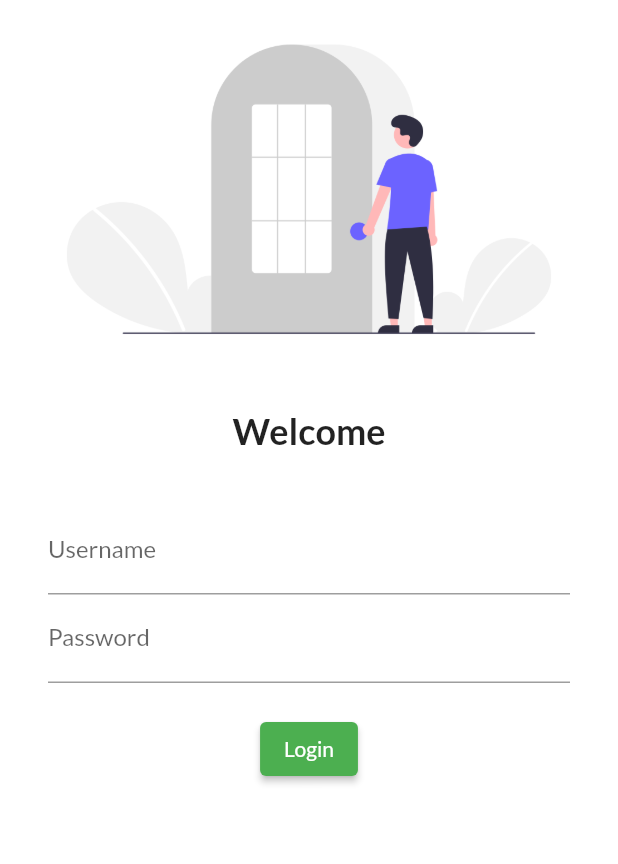
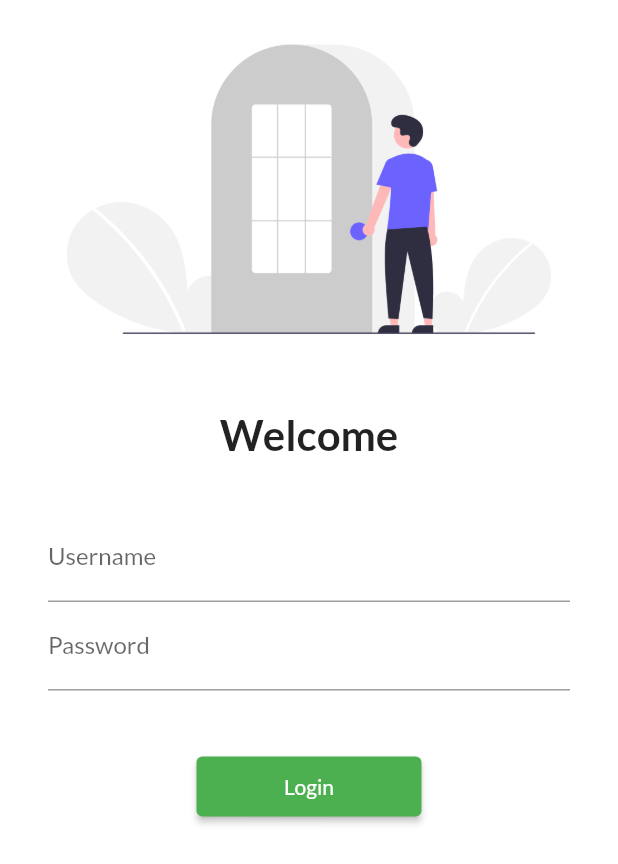
Before and after one commit to samsunk/30daysFlutter, a Flutter app: the screen it shows after launch, on a phone screen of 412 x 824 dp. Shown: the top 864 px of the screen. Run offline on Flutter 3.47's test engine with Material 2 defaults, Android fonts, the phone set to English and light mode, and no system bars; our stand-ins replace google_fonts.

Commit message:
day5 completed

```diff
--- a/lib/main.dart
+++ b/lib/main.dart
@@ -1,6 +1,7 @@
 import 'package:flutter/material.dart';
 import 'package:flutter_catlog/pages/home_page.dart';
 import 'package:flutter_catlog/pages/login_page.dart';
+import 'package:flutter_catlog/utils/routes.dart';
 import 'package:google_fonts/google_fonts.dart';
 
 void main() {
@@ -20,8 +21,8 @@
       initialRoute: "/",
       routes: {
         "/": (context) => LoginPage(),
-        "/home": (context) => HomePage(),
-        "/login": (context) => LoginPage(),
+        MyRoutes.homeroute: (context) => HomePage(),
+        MyRoutes.loginroute: (context) => LoginPage(),
       },
     );
   }
--- a/lib/pages/login_page.dart
+++ b/lib/pages/login_page.dart
@@ -1,13 +1,18 @@
 import 'package:flutter/material.dart';
+import 'package:flutter_catlog/utils/routes.dart';
 
 class LoginPage extends StatelessWidget {
   @override
   Widget build(BuildContext context) {
     return Material(
         color: Colors.white,
+        child: SingleChildScrollView(
           child: Column(
             children: [
-            Image.asset("assets/images/login1.png", fit: BoxFit.cover),
+              Image.asset(
+                "assets/images/login1.png",
+                fit: BoxFit.cover,
+              ),
               SizedBox(
                 height: 20,
               ),
@@ -15,14 +20,15 @@
                 "Welcome",
                 style: TextStyle(
                   fontWeight: FontWeight.bold,
-                fontSize: 24,
+                  fontSize: 28,
                 ),
               ),
               SizedBox(
                 height: 20,
               ),
               Padding(
-              padding: const EdgeInsets.symmetric(vertical: 16, horizontal: 32),
+                padding:
+                    const EdgeInsets.symmetric(vertical: 16, horizontal: 32),
                 child: Column(
                   children: [
                     TextFormField(
@@ -35,17 +41,19 @@
                           hintText: "Enter Password", labelText: "Password"),
                     ),
                     SizedBox(
-                    height: 20,
+                      height: 40,
                     ),
                     ElevatedButton(
+                        style: TextButton.styleFrom(minimumSize: Size(150, 40)),
                         onPressed: () {
-                        print("hi shyam");
+                          Navigator.pushNamed(context, MyRoutes.homeroute);
                         },
                         child: Text("Login"))
                   ],
                 ),
               )
             ],
+          ),
         ));
   }
 }
--- /dev/null
+++ b/lib/utils/routes.dart
@@ -0,0 +1,4 @@
+class MyRoutes {
+  static String loginroute = "/login";
+  static String homeroute = "/home";
+}
```
Lines whose indentation alone changed are shown as unchanged.
